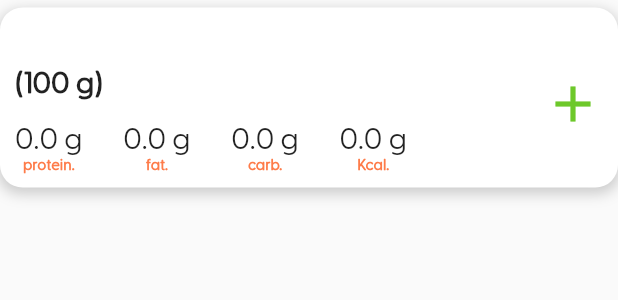
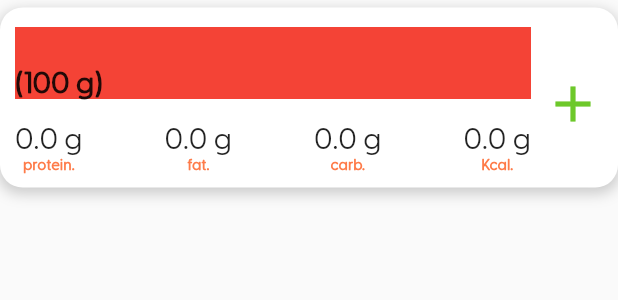
Before and after one commit to ahmed-elmenan/calories_in_food_app, a Flutter app: the Card_details widget shown alone on an empty page, opened directly with empty values, on a phone screen of 412 x 824 dp. Shown: the top 300 px of the screen. Run offline on Flutter 3.47's test engine with Material 2 defaults, Android fonts, the phone set to English and light mode, and no system bars; our stand-ins replace cloud_firestore, firebase_core, flutter_svg, font_awesome_flutter, google_fonts, google_mobile_ads and 3 more; missing offline and left inert: splash_screen_view, sweetalertv2; accounts and stored records are empty; generated files the repository leaves out were written again; network calls fail.

Commit message:
fix card details macros pixels overflow bug

```diff
--- a/lib/features/home/presentation/widgets/card_details.dart
+++ b/lib/features/home/presentation/widgets/card_details.dart
@@ -72,6 +72,7 @@ class _Card_detailsState extends State<Card_details> {
       children: <Widget>[
         Expanded(
           child: Container(
+            color: Colors.red,
             child: Text(
               "$title \n(100 g)",
               style: TextStyle(
@@ -281,7 +282,6 @@ class _Card_detailsState extends State<Card_details> {
             child: Container(
               padding: EdgeInsets.only(bottom: 10),
               child: Column(
-                // mainAxisSize: MainAxisAlignment.start,
                 crossAxisAlignment: CrossAxisAlignment.start,
                 mainAxisAlignment: MainAxisAlignment.start,
                 children: <Widget>[
@@ -305,8 +305,7 @@ class _Card_detailsState extends State<Card_details> {
               ),
             ),
           ),
-          Expanded(
-            child: Container(
+          Container(
             child: Center(
               child: Align(
                 alignment: Alignment.centerRight,
@@ -328,10 +327,8 @@ class _Card_detailsState extends State<Card_details> {
                       widget.carb_tmp = widget.categorieModel.carb;
                       widget.fat_tmp = widget.categorieModel.fat;
                     });
-                      draggableScrollable(
-                          context, rating, widget.categorieModel);
+                    draggableScrollable(context, rating, widget.categorieModel);
                   },
-                  ),
                 ),
               ),
             ),
```
Lines whose indentation alone changed are shown as unchanged.
